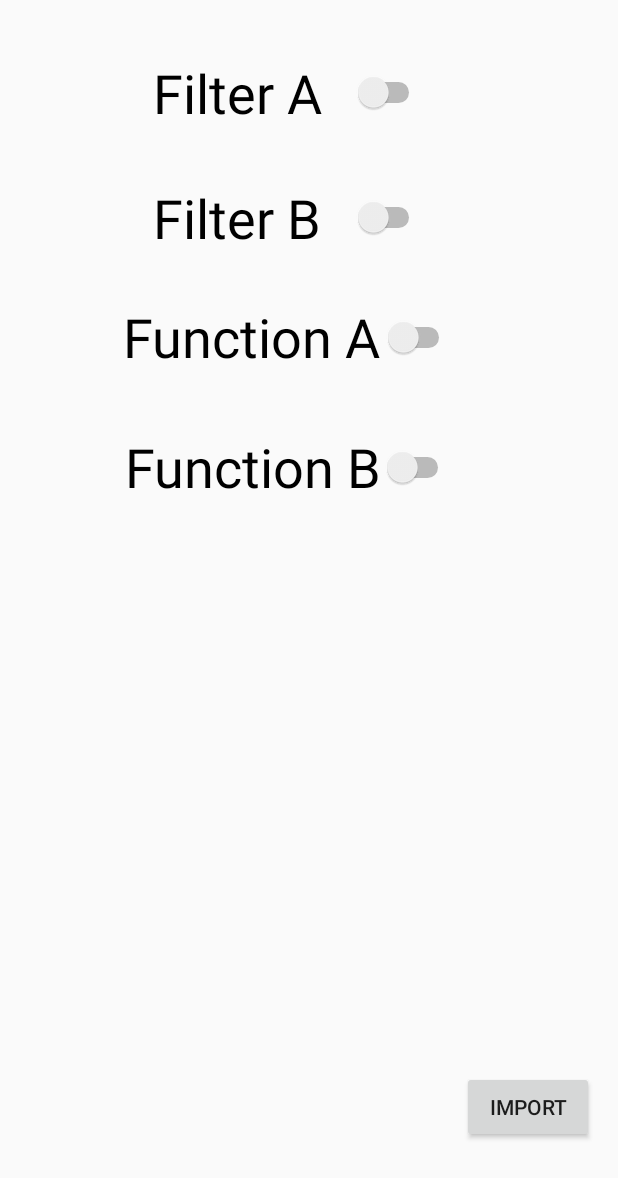
After one commit to tonycailianda/Photo-App, an Android app: the layout activity_option_selection.xml on its own in the app's theme, with its tools: preview values and no code run, on a phone screen of 412 x 824 dp. The commit adds this screen. Shown: the top 1178 px of the screen. Run offline under Robolectric (Android 15) with nearby library versions, the phone set to English and light mode, and no system bars.

Commit message:
Two New Interfaces

```diff
--- /dev/null
+++ b/app/src/main/res/layout/activity_after_save.xml
@@ -0,0 +1,6 @@
+<?xml version="1.0" encoding="utf-8"?>
+<android.support.constraint.ConstraintLayout
+    xmlns:android="http://schemas.android.com/apk/res/android" android:layout_width="match_parent"
+    android:layout_height="match_parent">
+
+</android.support.constraint.ConstraintLayout>
--- a/app/src/main/res/layout/activity_landing.xml
+++ b/app/src/main/res/layout/activity_landing.xml
@@ -23,7 +23,8 @@
     <android.support.constraint.ConstraintLayout xmlns:android="http://schemas.android.com/apk/res/android"
         xmlns:app="http://schemas.android.com/apk/res-auto"
         xmlns:tools="http://schemas.android.com/tools"
-            android:layout_width="match_parent"
+        android:id="@+id/constraintLayout"
+        android:layout_width="match_parent"
         android:layout_height="match_parent"
         app:layout_behavior="@string/appbar_scrolling_view_behavior"
         tools:context=".LandingActivity"
@@ -41,6 +42,8 @@
         android:layout_height="wrap_content"
         android:layout_gravity="bottom|end"
         android:layout_margin="@dimen/fab_margin"
+        app:layout_anchor="@+id/constraintLayout"
+        app:layout_anchorGravity="right|bottom"
         app:srcCompat="@android:drawable/ic_dialog_email" />
 
     </android.support.design.widget.CoordinatorLayout>
--- /dev/null
+++ b/app/src/main/res/layout/activity_option_selection.xml
@@ -0,0 +1,68 @@
+<?xml version="1.0" encoding="utf-8"?>
+<android.support.constraint.ConstraintLayout
+    xmlns:android="http://schemas.android.com/apk/res/android"
+    xmlns:app="http://schemas.android.com/apk/res-auto"
+    xmlns:tools="http://schemas.android.com/tools"
+    android:layout_width="match_parent"
+    android:layout_height="match_parent">
+
+    <Switch
+        android:id="@+id/switch_function_b"
+        android:layout_width="219dp"
+        android:layout_height="56dp"
+        android:layout_marginLeft="83dp"
+        android:layout_marginStart="83dp"
+        android:layout_marginTop="32dp"
+        android:text="@string/function_b"
+        android:textSize="36sp"
+        app:layout_constraintStart_toStartOf="parent"
+        app:layout_constraintTop_toBottomOf="@+id/switch_function_a" />
+
+    <Switch
+        android:id="@+id/switch_function_a"
+        android:layout_width="221dp"
+        android:layout_height="53dp"
+        android:layout_marginLeft="82dp"
+        android:layout_marginStart="82dp"
+        android:layout_marginTop="27dp"
+        android:text="@string/function_a"
+        android:textSize="36sp"
+        app:layout_constraintStart_toStartOf="parent"
+        app:layout_constraintTop_toBottomOf="@+id/switch_filter_b" />
+
+    <Switch
+        android:id="@+id/switch_filter_a"
+        android:layout_width="181dp"
+        android:layout_height="51dp"
+        android:layout_marginLeft="102dp"
+        android:layout_marginStart="102dp"
+        android:layout_marginTop="36dp"
+        android:text="@string/filter_a"
+        android:textSize="36sp"
+        app:layout_constraintStart_toStartOf="parent"
+        app:layout_constraintTop_toTopOf="parent" />
+
+    <Switch
+        android:id="@+id/switch_filter_b"
+        android:layout_width="181dp"
+        android:layout_height="51dp"
+        android:layout_marginLeft="102dp"
+        android:layout_marginStart="102dp"
+        android:layout_marginTop="32dp"
+        android:text="@string/filter_b"
+        android:textSize="36sp"
+        app:layout_constraintStart_toStartOf="parent"
+        app:layout_constraintTop_toBottomOf="@+id/switch_filter_a" />
+
+    <Button
+        android:id="@+id/button"
+        android:layout_width="wrap_content"
+        android:layout_height="wrap_content"
+        android:layout_marginBottom="62dp"
+        android:layout_marginEnd="16dp"
+        android:layout_marginRight="16dp"
+        android:text="@string/import_text"
+        app:layout_constraintBottom_toBottomOf="parent"
+        app:layout_constraintEnd_toEndOf="parent" />
+
+</android.support.constraint.ConstraintLayout>
--- /dev/null
+++ b/app/src/main/res/layout/activity_show_result.xml
@@ -0,0 +1,6 @@
+<?xml version="1.0" encoding="utf-8"?>
+<android.support.constraint.ConstraintLayout
+    xmlns:android="http://schemas.android.com/apk/res/android" android:layout_width="match_parent"
+    android:layout_height="match_parent">
+
+</android.support.constraint.ConstraintLayout>
--- a/app/src/main/res/values/colors.xml
+++ b/app/src/main/res/values/colors.xml
@@ -1,6 +1,6 @@
 <?xml version="1.0" encoding="utf-8"?>
 <resources>
-    <color name="colorPrimary">#3F51B5</color>
-    <color name="colorPrimaryDark">#303F9F</color>
+    <color name="colorPrimary">#6900FF</color>
+    <color name="colorPrimaryDark">#6900FF</color>
     <color name="colorAccent">#FF4081</color>
 </resources>
--- a/app/src/main/res/values/strings.xml
+++ b/app/src/main/res/values/strings.xml
@@ -1,4 +1,9 @@
 <resources>
     <string name="app_name">Photo App</string>
     <string name="action_settings">Settings</string>
+    <string name="filter_a">Filter A</string>
+    <string name="filter_b">Filter B</string>
+    <string name="function_a">Function A</string>
+    <string name="function_b">Function B</string>
+    <string name="import_text">Import</string>
 </resources>
```
